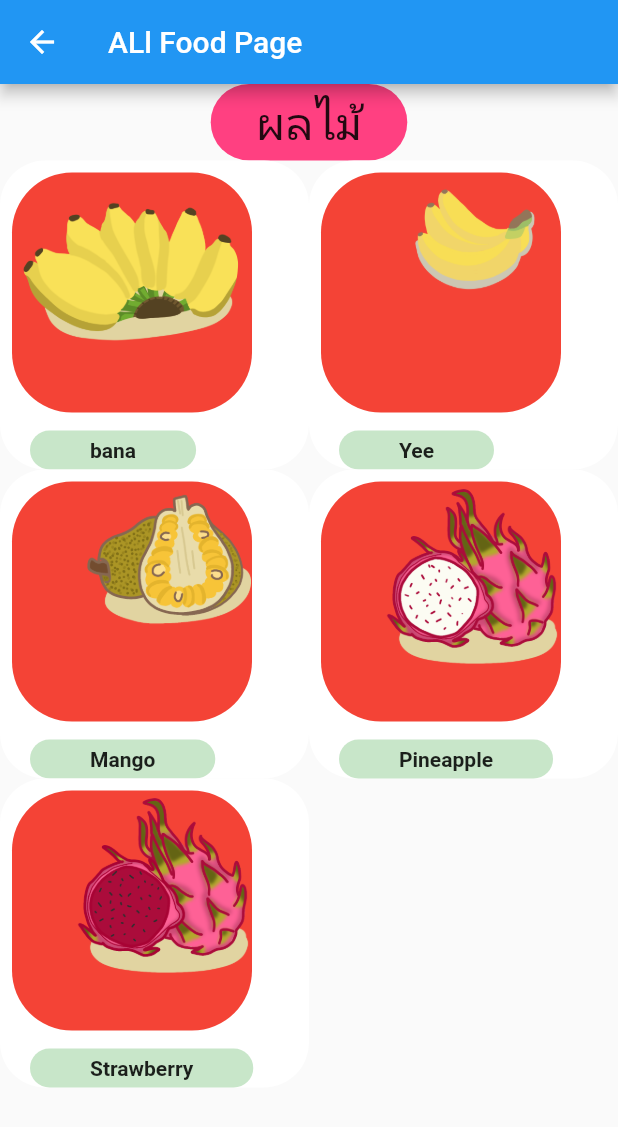
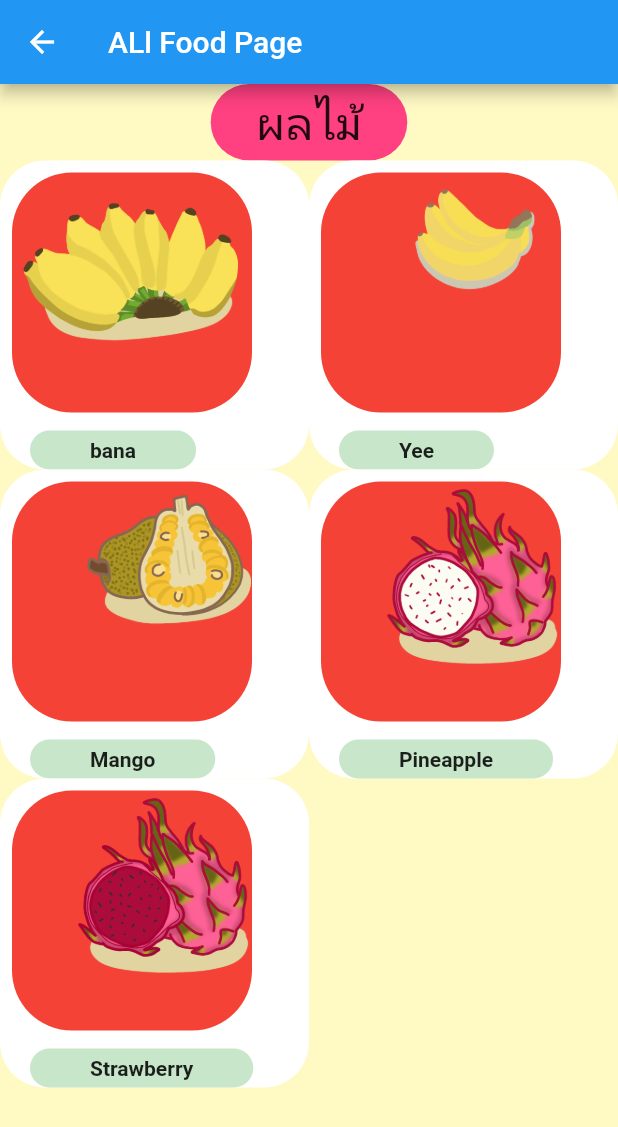
Before and after one commit to AINutritionProject/KinDeeUDee, a Flutter app: the AllFoodPage screen opened directly, on a phone screen of 412 x 824 dp. Shown: the top 1127 px of the screen. Run offline on Flutter 3.47's test engine with Material 2 defaults, Android fonts, the phone set to English and light mode, and no system bars; our stand-ins replace firebase_core; accounts and stored records are empty.

Commit message:
change background color to yellow.shade100

```diff
--- a/lib/pages/all_food.dart
+++ b/lib/pages/all_food.dart
@@ -8,6 +8,7 @@ class AllFoodPage extends StatelessWidget {
   Widget build(BuildContext context) {
     return Scaffold(
       appBar: AppBar(title: const Text("ALl Food Page")),
+      backgroundColor: Colors.yellow.shade100,
       body: Column(
         children: [
           Center(
```
